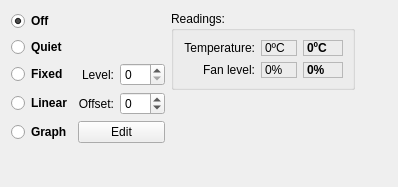
First picture: the form in qutefan/gputab.ui, repository loathingKernel/Qutefan, before the edit.
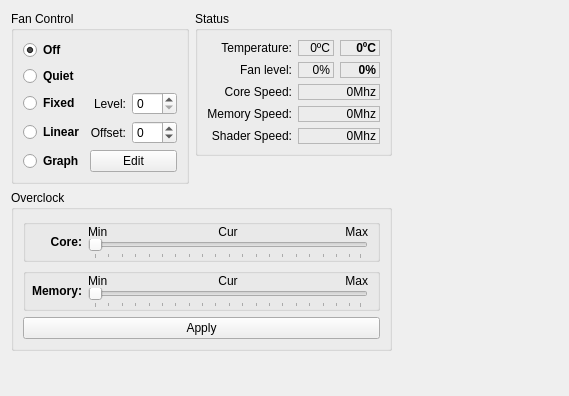
Second picture: the form after the edit.

Commit message:
Add frequency reports in status
* Qutefan
- Add GPU frequency in status groupbox
* QNvAPI
- Replace C-style casting
- Replace GPU_GetAllClockFrequencies with GPU_GetAllClocks
* GpuTab
- Add overclocking widgets but hide them as they do nothing now

Patch:
```diff
--- a/qutefan/gputab.ui
+++ b/qutefan/gputab.ui
@@ -6,76 +6,98 @@
    <rect>
     <x>0</x>
     <y>0</y>
-    <width>398</width>
-    <height>187</height>
+    <width>569</width>
+    <height>396</height>
    </rect>
   </property>
   <property name="windowTitle">
    <string>Form</string>
   </property>
   <layout class="QGridLayout" name="gridLayout">
-   <item row="0" column="2">
-    <widget class="QGroupBox" name="groupBoxReadings">
-     <property name="styleSheet">
-      <string notr="true"/>
+   <item row="6" column="1" colspan="2">
+    <widget class="QGroupBox" name="groupBoxOverclock">
+     <property name="sizePolicy">
+      <sizepolicy hsizetype="Minimum" vsizetype="Minimum">
+       <horstretch>0</horstretch>
+       <verstretch>0</verstretch>
+      </sizepolicy>
      </property>
      <property name="title">
-      <string>Readings:</string>
+      <string>Overclock</string>
      </property>
-     <layout class="QGridLayout" name="gridLayout_2">
-      <item row="0" column="1">
-       <widget class="QLabel" name="labelTempValue">
-        <property name="minimumSize">
-         <size>
-          <width>36</width>
-          <height>0</height>
-         </size>
-        </property>
-        <property name="frameShape">
-         <enum>QFrame::StyledPanel</enum>
-        </property>
+     <layout class="QVBoxLayout" name="verticalLayoutOverclock">
+      <item>
+       <widget class="QGroupBox" name="groupBoxCore">
+        <layout class="QGridLayout" name="gridLayoutCore">
+         <property name="leftMargin">
+          <number>0</number>
+         </property>
+         <property name="topMargin">
+          <number>0</number>
+         </property>
+         <property name="bottomMargin">
+          <number>0</number>
+         </property>
+         <property name="verticalSpacing">
+          <number>0</number>
+         </property>
+         <item row="0" column="2">
+          <widget class="QLabel" name="labelClockCoreCur">
         <property name="text">
-         <string>0ºC</string>
-        </property>
-       </widget>
-      </item>
-      <item row="0" column="0">
-       <widget class="QLabel" name="labelTemp">
-        <property name="minimumSize">
-         <size>
-          <width>72</width>
-          <height>0</height>
-         </size>
-        </property>
+            <string>Cur</string>
+           </property>
+           <property name="alignment">
+            <set>Qt::AlignCenter</set>
+           </property>
+          </widget>
+         </item>
+         <item row="0" column="1">
+          <widget class="QLabel" name="labelClockCoreMin">
+           <property name="text">
+            <string>Min</string>
+           </property>
+          </widget>
+         </item>
+         <item row="0" column="3">
+          <widget class="QLabel" name="labelClockCoreMax">
         <property name="text">
-         <string>Temperature:</string>
+            <string>Max</string>
         </property>
         <property name="alignment">
          <set>Qt::AlignRight|Qt::AlignTrailing|Qt::AlignVCenter</set>
         </property>
        </widget>
       </item>
-      <item row="1" column="1">
-       <widget class="QLabel" name="labelLevelValue">
-        <property name="minimumSize">
-         <size>
-          <width>36</width>
-          <height>0</height>
-         </size>
-        </property>
-        <property name="frameShape">
-         <enum>QFrame::StyledPanel</enum>
-        </property>
-        <property name="text">
-         <string>0%</string>
-        </property>
-       </widget>
-      </item>
-      <item row="0" column="2">
-       <widget class="QLabel" name="labelTempMax">
+         <item row="1" column="1" colspan="3">
+          <widget class="QSlider" name="horizontalSliderCore">
+           <property name="sizePolicy">
+            <sizepolicy hsizetype="Expanding" vsizetype="Fixed">
+             <horstretch>0</horstretch>
+             <verstretch>0</verstretch>
+            </sizepolicy>
+           </property>
+           <property name="orientation">
+            <enum>Qt::Horizontal</enum>
+           </property>
+           <property name="tickPosition">
+            <enum>QSlider::TicksBelow</enum>
+           </property>
+           <property name="tickInterval">
+            <number>5</number>
+           </property>
+          </widget>
+         </item>
+         <item row="0" column="0" rowspan="2">
+          <widget class="QLabel" name="labelClockCore">
+           <property name="sizePolicy">
+            <sizepolicy hsizetype="Fixed" vsizetype="Preferred">
+             <horstretch>0</horstretch>
+             <verstretch>0</verstretch>
+            </sizepolicy>
+           </property>
         <property name="minimumSize">
          <size>
-          <width>40</width>
+             <width>56</width>
           <height>0</height>
          </size>
         </property>
@@ -85,19 +107,43 @@
           <bold>true</bold>
          </font>
         </property>
-        <property name="frameShape">
-         <enum>QFrame::StyledPanel</enum>
-        </property>
         <property name="text">
-         <string>0ºC</string>
-        </property>
-       </widget>
-      </item>
-      <item row="1" column="2">
-       <widget class="QLabel" name="labelLevelMax">
+            <string>Core:</string>
+           </property>
+           <property name="alignment">
+            <set>Qt::AlignRight|Qt::AlignTrailing|Qt::AlignVCenter</set>
+           </property>
+          </widget>
+         </item>
+        </layout>
+       </widget>
+      </item>
+      <item>
+       <widget class="QGroupBox" name="groupBoxMem">
+        <layout class="QGridLayout" name="gridLayoutMem">
+         <property name="leftMargin">
+          <number>0</number>
+         </property>
+         <property name="topMargin">
+          <number>0</number>
+         </property>
+         <property name="bottomMargin">
+          <number>0</number>
+         </property>
+         <property name="verticalSpacing">
+          <number>0</number>
+         </property>
+         <item row="0" column="0" rowspan="2">
+          <widget class="QLabel" name="labelClockMem">
+           <property name="sizePolicy">
+            <sizepolicy hsizetype="Fixed" vsizetype="Preferred">
+             <horstretch>0</horstretch>
+             <verstretch>0</verstretch>
+            </sizepolicy>
+           </property>
         <property name="minimumSize">
          <size>
-          <width>40</width>
+             <width>56</width>
           <height>0</height>
          </size>
         </property>
@@ -107,84 +153,98 @@
           <bold>true</bold>
          </font>
         </property>
-        <property name="frameShape">
-         <enum>QFrame::StyledPanel</enum>
-        </property>
+           <property name="text">
+            <string>Memory:</string>
+           </property>
+           <property name="alignment">
+            <set>Qt::AlignRight|Qt::AlignTrailing|Qt::AlignVCenter</set>
+           </property>
+          </widget>
+         </item>
+         <item row="0" column="1">
+          <widget class="QLabel" name="labelClockMemMin">
         <property name="text">
-         <string>0%</string>
+            <string>Min</string>
         </property>
        </widget>
       </item>
-      <item row="1" column="0">
-       <widget class="QLabel" name="labelLevel">
-        <property name="minimumSize">
-         <size>
-          <width>72</width>
-          <height>0</height>
-         </size>
-        </property>
+         <item row="1" column="1" colspan="3">
+          <widget class="QSlider" name="horizontalSliderMem">
+           <property name="sizePolicy">
+            <sizepolicy hsizetype="Expanding" vsizetype="Fixed">
+             <horstretch>0</horstretch>
+             <verstretch>0</verstretch>
+            </sizepolicy>
+           </property>
+           <property name="orientation">
+            <enum>Qt::Horizontal</enum>
+           </property>
+           <property name="tickPosition">
+            <enum>QSlider::TicksBelow</enum>
+           </property>
+           <property name="tickInterval">
+            <number>5</number>
+           </property>
+          </widget>
+         </item>
+         <item row="0" column="3">
+          <widget class="QLabel" name="labelClockMemMax">
         <property name="text">
-         <string>Fan level:</string>
+            <string>Max</string>
         </property>
         <property name="alignment">
          <set>Qt::AlignRight|Qt::AlignTrailing|Qt::AlignVCenter</set>
         </property>
        </widget>
       </item>
+         <item row="0" column="2">
+          <widget class="QLabel" name="labelClockMemCur">
+           <property name="text">
+            <string>Cur</string>
+           </property>
+           <property name="alignment">
+            <set>Qt::AlignCenter</set>
+           </property>
+          </widget>
+         </item>
      </layout>
     </widget>
    </item>
-   <item row="2" column="1">
-    <spacer name="verticalSpacerMode">
-     <property name="orientation">
-      <enum>Qt::Vertical</enum>
-     </property>
-     <property name="sizeHint" stdset="0">
-      <size>
-       <width>20</width>
-       <height>40</height>
-      </size>
-     </property>
-    </spacer>
-   </item>
-   <item row="1" column="2" rowspan="2">
-    <spacer name="verticalSpacerReadings">
+      <item>
+       <widget class="QPushButton" name="pushButtonOverclock">
+        <property name="text">
+         <string>Apply</string>
+        </property>
+       </widget>
+      </item>
+     </layout>
+    </widget>
+   </item>
+   <item row="7" column="1" colspan="2">
+    <spacer name="verticalSpacerTab">
      <property name="orientation">
       <enum>Qt::Vertical</enum>
      </property>
      <property name="sizeHint" stdset="0">
       <size>
-       <width>20</width>
-       <height>40</height>
+       <width>0</width>
+       <height>0</height>
       </size>
      </property>
     </spacer>
    </item>
    <item row="0" column="1" rowspan="2">
-    <layout class="QGridLayout" name="gridLayoutMode">
-     <item row="3" column="0">
-      <widget class="QRadioButton" name="radioButtonLinear">
-       <property name="font">
-        <font>
-         <weight>75</weight>
-         <bold>true</bold>
-        </font>
-       </property>
-       <property name="text">
-        <string>Linear</string>
-       </property>
-      </widget>
-     </item>
-     <item row="3" column="1">
-      <widget class="QLabel" name="labelLinearOffset">
-       <property name="text">
-        <string>Offset:</string>
-       </property>
-       <property name="alignment">
-        <set>Qt::AlignRight|Qt::AlignTrailing|Qt::AlignVCenter</set>
-       </property>
-      </widget>
-     </item>
+    <widget class="QGroupBox" name="groupBoxFanControl">
+     <property name="sizePolicy">
+      <sizepolicy hsizetype="Minimum" vsizetype="Minimum">
+       <horstretch>0</horstretch>
+       <verstretch>0</verstretch>
+      </sizepolicy>
+     </property>
+     <property name="title">
+      <string>Fan Control</string>
+     </property>
+     <layout class="QGridLayout" name="gridLayoutFanControl">
      <item row="0" column="0">
       <widget class="QRadioButton" name="radioButtonOff">
        <property name="font">
@@ -214,6 +274,55 @@
        </property>
       </widget>
      </item>
+      <item row="2" column="0">
+       <widget class="QRadioButton" name="radioButtonFixed">
+        <property name="font">
+         <font>
+          <weight>75</weight>
+          <bold>true</bold>
+         </font>
+        </property>
+        <property name="text">
+         <string>Fixed</string>
+        </property>
+       </widget>
+      </item>
+      <item row="2" column="1">
+       <widget class="QLabel" name="labelFixedLevel">
+        <property name="text">
+         <string>Level:</string>
+        </property>
+        <property name="alignment">
+         <set>Qt::AlignRight|Qt::AlignTrailing|Qt::AlignVCenter</set>
+        </property>
+       </widget>
+      </item>
+      <item row="2" column="2">
+       <widget class="QSpinBox" name="spinBoxFixedLevel"/>
+      </item>
+      <item row="3" column="0">
+       <widget class="QRadioButton" name="radioButtonLinear">
+        <property name="font">
+         <font>
+          <weight>75</weight>
+          <bold>true</bold>
+         </font>
+        </property>
+        <property name="text">
+         <string>Linear</string>
+        </property>
+       </widget>
+      </item>
+      <item row="3" column="1">
+       <widget class="QLabel" name="labelLinearOffset">
+        <property name="text">
+         <string>Offset:</string>
+        </property>
+        <property name="alignment">
+         <set>Qt::AlignRight|Qt::AlignTrailing|Qt::AlignVCenter</set>
+        </property>
+       </widget>
+      </item>
      <item row="3" column="2">
       <widget class="QSpinBox" name="spinBoxLinearOffset">
        <property name="minimum">
@@ -224,23 +333,6 @@
        </property>
       </widget>
      </item>
-     <item row="4" column="1" colspan="2">
-      <widget class="QPushButton" name="pushButtonGraphEdit">
-       <property name="text">
-        <string>Edit</string>
-       </property>
-      </widget>
-     </item>
-     <item row="2" column="1">
-      <widget class="QLabel" name="labelFixedLevel">
-       <property name="text">
-        <string>Level:</string>
-       </property>
-       <property name="alignment">
-        <set>Qt::AlignRight|Qt::AlignTrailing|Qt::AlignVCenter</set>
-       </property>
-      </widget>
-     </item>
      <item row="4" column="0">
       <widget class="QRadioButton" name="radioButtonGraph">
        <property name="font">
@@ -254,37 +346,269 @@
        </property>
       </widget>
      </item>
-     <item row="2" column="0">
-      <widget class="QRadioButton" name="radioButtonFixed">
-       <property name="font">
-        <font>
-         <weight>75</weight>
-         <bold>true</bold>
-        </font>
-       </property>
+      <item row="4" column="1" colspan="2">
+       <widget class="QPushButton" name="pushButtonGraph">
        <property name="text">
-        <string>Fixed</string>
+         <string>Edit</string>
        </property>
       </widget>
      </item>
-     <item row="2" column="2">
-      <widget class="QSpinBox" name="spinBoxFixedLevel"/>
-     </item>
-    </layout>
+     </layout>
+    </widget>
    </item>
-   <item row="0" column="3" rowspan="3">
+   <item row="7" column="3">
     <spacer name="horizontalSpacerTab">
      <property name="orientation">
       <enum>Qt::Horizontal</enum>
      </property>
      <property name="sizeHint" stdset="0">
       <size>
-       <width>40</width>
-       <height>20</height>
+       <width>0</width>
+       <height>0</height>
       </size>
      </property>
     </spacer>
    </item>
+   <item row="0" column="2">
+    <widget class="QGroupBox" name="groupBoxStatus">
+     <property name="sizePolicy">
+      <sizepolicy hsizetype="Minimum" vsizetype="Minimum">
+       <horstretch>0</horstretch>
+       <verstretch>0</verstretch>
+      </sizepolicy>
+     </property>
+     <property name="title">
+      <string>Status</string>
+     </property>
+     <layout class="QGridLayout" name="gridLayoutStatus">
+      <item row="1" column="2">
+       <widget class="QLabel" name="labelStatusFanMax">
+        <property name="minimumSize">
+         <size>
+          <width>40</width>
+          <height>0</height>
+         </size>
+        </property>
+        <property name="font">
+         <font>
+          <weight>75</weight>
+          <bold>true</bold>
+         </font>
+        </property>
+        <property name="frameShape">
+         <enum>QFrame::StyledPanel</enum>
+        </property>
+        <property name="text">
+         <string>0%</string>
+        </property>
+        <property name="alignment">
+         <set>Qt::AlignRight|Qt::AlignTrailing|Qt::AlignVCenter</set>
+        </property>
+       </widget>
+      </item>
+      <item row="0" column="0">
+       <widget class="QLabel" name="labelStatusTemp">
+        <property name="minimumSize">
+         <size>
+          <width>78</width>
+          <height>0</height>
+         </size>
+        </property>
+        <property name="text">
+         <string>Temperature:</string>
+        </property>
+        <property name="alignment">
+         <set>Qt::AlignRight|Qt::AlignTrailing|Qt::AlignVCenter</set>
+        </property>
+       </widget>
+      </item>
+      <item row="0" column="1">
+       <widget class="QLabel" name="labelStatusTempCur">
+        <property name="minimumSize">
+         <size>
+          <width>36</width>
+          <height>0</height>
+         </size>
+        </property>
+        <property name="frameShape">
+         <enum>QFrame::StyledPanel</enum>
+        </property>
+        <property name="text">
+         <string>0ºC</string>
+        </property>
+        <property name="alignment">
+         <set>Qt::AlignRight|Qt::AlignTrailing|Qt::AlignVCenter</set>
+        </property>
+       </widget>
+      </item>
+      <item row="1" column="0">
+       <widget class="QLabel" name="labelStatusFan">
+        <property name="minimumSize">
+         <size>
+          <width>78</width>
+          <height>0</height>
+         </size>
+        </property>
+        <property name="text">
+         <string>Fan level:</string>
+        </property>
+        <property name="alignment">
+         <set>Qt::AlignRight|Qt::AlignTrailing|Qt::AlignVCenter</set>
+        </property>
+       </widget>
+      </item>
+      <item row="0" column="2">
+       <widget class="QLabel" name="labelStatusTempMax">
+        <property name="minimumSize">
+         <size>
+          <width>40</width>
+          <height>0</height>
+         </size>
+        </property>
+        <property name="font">
+         <font>
+          <weight>75</weight>
+          <bold>true</bold>
+         </font>
+        </property>
+        <property name="frameShape">
+         <enum>QFrame::StyledPanel</enum>
+        </property>
+        <property name="text">
+         <string>0ºC</string>
+        </property>
+        <property name="alignment">
+         <set>Qt::AlignRight|Qt::AlignTrailing|Qt::AlignVCenter</set>
+        </property>
+       </widget>
+      </item>
+      <item row="1" column="1">
+       <widget class="QLabel" name="labelStatusFanCur">
+        <property name="minimumSize">
+         <size>
+          <width>36</width>
+          <height>0</height>
+         </size>
+        </property>
+        <property name="frameShape">
+         <enum>QFrame::StyledPanel</enum>
+        </property>
+        <property name="text">
+         <string>0%</string>
+        </property>
+        <property name="alignment">
+         <set>Qt::AlignRight|Qt::AlignTrailing|Qt::AlignVCenter</set>
+        </property>
+       </widget>
+      </item>
+      <item row="2" column="0">
+       <widget class="QLabel" name="labelStatusCore">
+        <property name="minimumSize">
+         <size>
+          <width>78</width>
+          <height>0</height>
+         </size>
+        </property>
+        <property name="text">
+         <string>Core Speed:</string>
+        </property>
+        <property name="alignment">
+         <set>Qt::AlignRight|Qt::AlignTrailing|Qt::AlignVCenter</set>
+        </property>
+       </widget>
+      </item>
+      <item row="3" column="0">
+       <widget class="QLabel" name="labelStatusMem">
+        <property name="minimumSize">
+         <size>
+          <width>78</width>
+          <height>0</height>
+         </size>
+        </property>
+        <property name="text">
+         <string>Memory Speed:</string>
+        </property>
+        <property name="alignment">
+         <set>Qt::AlignRight|Qt::AlignTrailing|Qt::AlignVCenter</set>
+        </property>
+       </widget>
+      </item>
+      <item row="4" column="0">
+       <widget class="QLabel" name="labelStatusShader">
+        <property name="minimumSize">
+         <size>
+          <width>78</width>
+          <height>0</height>
+         </size>
+        </property>
+        <property name="text">
+         <string>Shader Speed:</string>
+        </property>
+        <property name="alignment">
+         <set>Qt::AlignRight|Qt::AlignTrailing|Qt::AlignVCenter</set>
+        </property>
+       </widget>
+      </item>
+      <item row="2" column="1" colspan="2">
+       <widget class="QLabel" name="labelStatusCoreCur">
+        <property name="minimumSize">
+         <size>
+          <width>36</width>
+          <height>0</height>
+         </size>
+        </property>
+        <property name="frameShape">
+         <enum>QFrame::StyledPanel</enum>
+        </property>
+        <property name="text">
+         <string>0Mhz</string>
+        </property>
+        <property name="alignment">
+         <set>Qt::AlignRight|Qt::AlignTrailing|Qt::AlignVCenter</set>
+        </property>
+       </widget>
+      </item>
+      <item row="3" column="1" colspan="2">
+       <widget class="QLabel" name="labelStatusMemCur">
+        <property name="minimumSize">
+         <size>
+          <width>36</width>
+          <height>0</height>
+         </size>
+        </property>
+        <property name="frameShape">
+         <enum>QFrame::StyledPanel</enum>
+        </property>
+        <property name="text">
+         <string>0Mhz</string>
+        </property>
+        <property name="alignment">
+         <set>Qt::AlignRight|Qt::AlignTrailing|Qt::AlignVCenter</set>
+        </property>
+       </widget>
+      </item>
+      <item row="4" column="1" colspan="2">
+       <widget class="QLabel" name="labelStatusShaderCur">
+        <property name="minimumSize">
+         <size>
+          <width>36</width>
+          <height>0</height>
+         </size>
+        </property>
+        <property name="frameShape">
+         <enum>QFrame::StyledPanel</enum>
+        </property>
+        <property name="text">
+         <string>0Mhz</string>
+        </property>
+        <property name="alignment">
+         <set>Qt::AlignRight|Qt::AlignTrailing|Qt::AlignVCenter</set>
+        </property>
+       </widget>
+      </item>
+     </layout>
+    </widget>
+   </item>
   </layout>
  </widget>
  <resources/>
```
Lines whose indentation alone changed are shown as unchanged. The commit also changes 8 other files.
